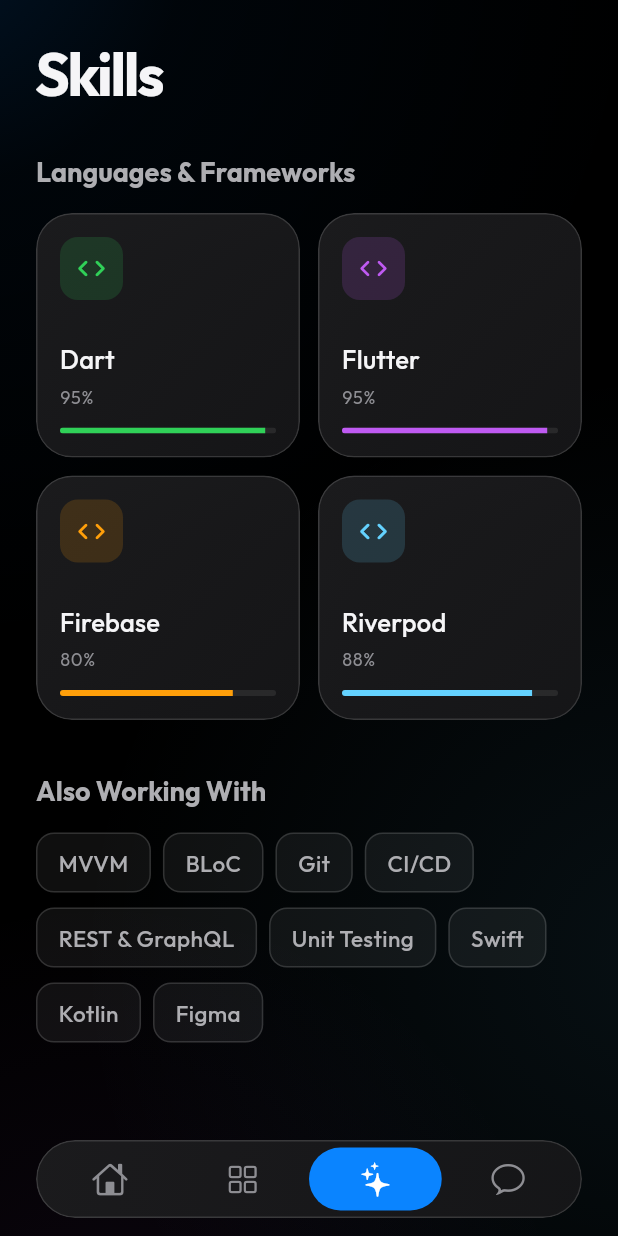
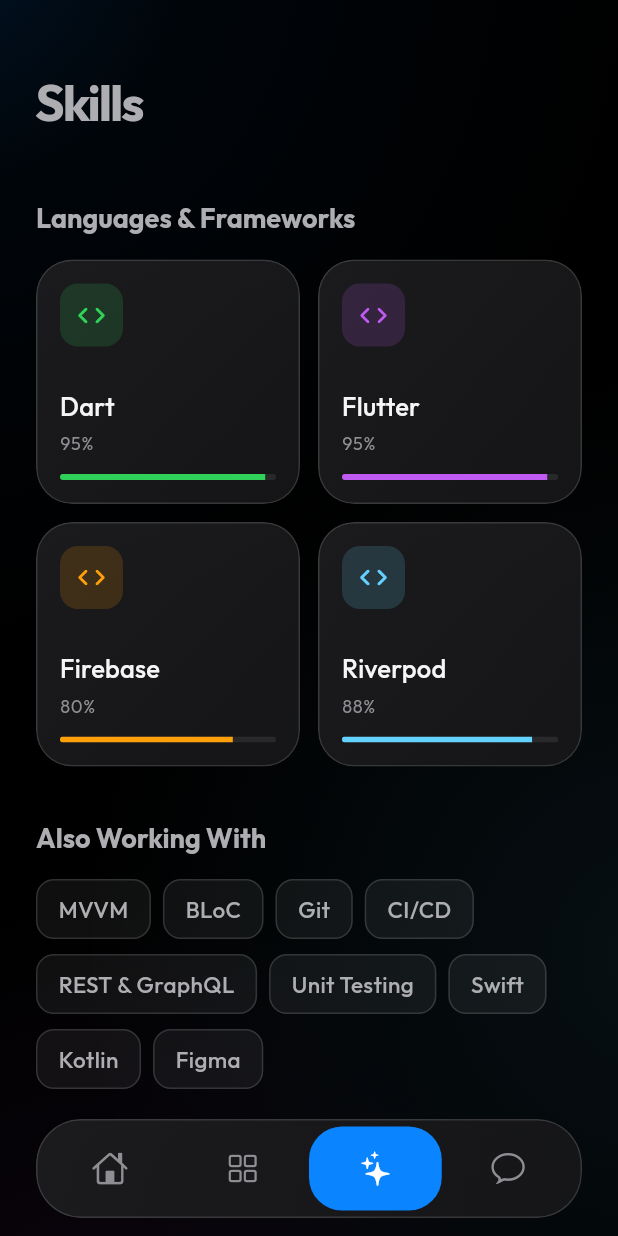
Before and after one commit to yornnonakh/portfolio, a Flutter app: the screen it shows after launch, item 3 of the bottom bar chosen, on a phone screen of 412 x 824 dp. Run offline on Flutter 3.47's test engine with Material 3 defaults, Android fonts, the light colour scheme and no system bars; our stand-ins replace flutter_riverpod, font_awesome_flutter.

Commit message:
update by nona

```diff
--- a/lib/core/widgets/glass_card.dart
+++ b/lib/core/widgets/glass_card.dart
@@ -1,7 +1,5 @@
 import 'dart:ui';
-
 import 'package:flutter/material.dart';
-
 import '../theme/app_colors.dart';
 
 class GlassCard extends StatelessWidget {
--- a/lib/core/widgets/page_content.dart
+++ b/lib/core/widgets/page_content.dart
@@ -23,59 +23,105 @@
   @override
   Widget build(BuildContext context) {
     final wide = MediaQuery.sizeOf(context).width >= 900;
-    return SingleChildScrollView(
+    final horizontalInset = wide ? 48.0 : 24.0;
+    const toolbarHeight = 64.0;
+    final expandedHeight = wide ? 118.0 : 110.0;
+    return CustomScrollView(
       key: PageStorageKey(title),
-      padding: EdgeInsets.fromLTRB(
-        wide ? 48 : 24,
-        wide ? 44 : 28,
-        wide ? 48 : 24,
-        wide || backLabel != null ? 40 : 132,
+      physics: const BouncingScrollPhysics(
+        parent: AlwaysScrollableScrollPhysics(),
       ),
-      child: Align(
-        alignment: Alignment.topCenter,
-        child: ConstrainedBox(
-          constraints: BoxConstraints(maxWidth: maxWidth),
-          child: Column(
-            crossAxisAlignment: CrossAxisAlignment.stretch,
-            children: [
-              if (backLabel != null) ...[
-                Align(
-                  alignment: Alignment.centerLeft,
-                  child: TextButton.icon(
-                    onPressed: () => Navigator.of(context).pop(),
-                    icon: const Icon(
-                      Icons.arrow_back_ios_new_rounded,
-                      size: 17,
-                    ),
-                    label: Text(backLabel!),
-                    style: TextButton.styleFrom(padding: EdgeInsets.zero),
+      slivers: [
+        SliverAppBar(
+          primary: false,
+          pinned: true,
+          automaticallyImplyLeading: false,
+          centerTitle: false,
+          toolbarHeight: toolbarHeight,
+          expandedHeight: expandedHeight,
+          elevation: 0,
+          scrolledUnderElevation: 0,
+          backgroundColor: Colors.transparent,
+          surfaceTintColor: Colors.transparent,
+          leadingWidth: backLabel == null ? 0 : 104,
+          leading: backLabel == null
+              ? null
+              : TextButton.icon(
+                  onPressed: () => Navigator.of(context).pop(),
+                  icon: const Icon(Icons.arrow_back_ios_new_rounded, size: 15),
+                  label: Text(backLabel!),
+                  style: TextButton.styleFrom(
+                    padding: const EdgeInsets.only(left: 12, right: 8),
                   ),
                 ),
-                const SizedBox(height: 8),
-              ],
-              Row(
-                children: [
-                  Expanded(
+          actions: [
+            if (trailing != null) ...[
+              trailing!,
+              SizedBox(width: wide ? 48 : 16),
+            ],
+          ],
+          flexibleSpace: LayoutBuilder(
+            builder: (context, constraints) {
+              final expanded =
+                  ((constraints.maxHeight - toolbarHeight) /
+                          (expandedHeight - toolbarHeight))
+                      .clamp(0.0, 1.0);
+              return Padding(
+                padding: EdgeInsetsDirectional.fromSTEB(
+                  horizontalInset * expanded,
+                  0,
+                  horizontalInset * expanded,
+                  16,
+                ),
+                child: Align(
+                  alignment: Alignment.lerp(
+                    Alignment.bottomCenter,
+                    Alignment.bottomLeft,
+                    expanded,
+                  )!,
+                  child: Transform.scale(
+                    scale: 1 + (.7 * expanded),
+                    alignment: Alignment.bottomLeft,
                     child: Semantics(
                       header: true,
                       child: Text(
                         title,
-                        style: Theme.of(context).textTheme.headlineLarge,
+                        maxLines: 1,
+                        overflow: TextOverflow.ellipsis,
+                        style: const TextStyle(
+                          fontSize: 20,
+                          fontWeight: FontWeight.w700,
+                          letterSpacing: -.8,
+                        ),
                       ),
                     ),
                   ),
-                  if (trailing != null) ...[
-                    const SizedBox(width: 12),
-                    trailing!,
-                  ],
-                ],
-              ),
-              const SizedBox(height: 32),
-              ...children,
-            ],
+                ),
+              );
+            },
           ),
         ),
-      ),
+        SliverPadding(
+          padding: EdgeInsets.fromLTRB(
+            horizontalInset,
+            24,
+            horizontalInset,
+            wide || backLabel != null ? 40 : 132,
+          ),
+          sliver: SliverToBoxAdapter(
+            child: Align(
+              alignment: Alignment.topCenter,
+              child: ConstrainedBox(
+                constraints: BoxConstraints(maxWidth: maxWidth),
+                child: Column(
+                  crossAxisAlignment: CrossAxisAlignment.stretch,
+                  children: children,
+                ),
+              ),
+            ),
+          ),
+        ),
+      ],
     );
   }
 }
--- a/lib/features/home/presentation/home_screen.dart
+++ b/lib/features/home/presentation/home_screen.dart
@@ -29,19 +29,6 @@
     void showProjects() {
       ref.read(projectFilterProvider.notifier).select(ProjectCategory.all);
       ref.read(navigationProvider.notifier).select(MainTab.project);
-    }
-
-    // The smallest reference uses a denser profile-first layout. Keeping this
-    // breakpoint separate also leaves the larger profile presentation airy.
-    if (MediaQuery.sizeOf(context).width <= 380) {
-      return HomeMotion(
-        enabled: motionEnabled,
-        child: _CompactHomeScreen(
-          profile: profile,
-          onProjects: showProjects,
-          animateRole: motionEnabled,
-        ),
-      );
     }
 
     final introduction = ProfileHeader(
@@ -117,6 +104,8 @@
   }
 }
 
+// Kept as a dense fallback layout for future embedded/landscape surfaces.
+// ignore: unused_element
 class _CompactHomeScreen extends StatelessWidget {
   const _CompactHomeScreen({
     required this.profile,
--- a/lib/features/main/presentation/main_scaffold.dart
+++ b/lib/features/main/presentation/main_scaffold.dart
@@ -27,6 +27,25 @@
         if (!didPop) ref.read(navigationProvider.notifier).select(MainTab.home);
       },
       child: Scaffold(
+        extendBody: true,
+        bottomNavigationBar: wide
+            ? null
+            : SafeArea(
+                minimum: const EdgeInsets.fromLTRB(24, 0, 24, 12),
+                child: SizedBox(
+                  height: 66,
+                  child: Center(
+                    child: ConstrainedBox(
+                      constraints: BoxConstraints(
+                        maxWidth: MediaQuery.sizeOf(context).width <= 380
+                            ? 220
+                            : 420,
+                      ),
+                      child: const CustomBottomBar(),
+                    ),
+                  ),
+                ),
+              ),
         body: GlassBackground(
           child: SafeArea(
             bottom: false,
@@ -34,48 +53,16 @@
               children: [
                 if (wide) const _DesktopHeader(),
                 Expanded(
-                  child: Stack(
+                  child: IndexedStack(
+                    index: tab.index,
                     children: [
-                      Positioned.fill(
-                        child: IndexedStack(
-                          index: tab.index,
-                          children: [
-                            TickerMode(
-                              enabled: tab == MainTab.home,
-                              child: HomeScreen(
-                                motionEnabled: enableHomeMotion,
-                              ),
-                            ),
-                            const ProjectsScreen(),
-                            const SkillsScreen(),
-                            const ContactScreen(),
-                          ],
-                        ),
+                      TickerMode(
+                        enabled: tab == MainTab.home,
+                        child: HomeScreen(motionEnabled: enableHomeMotion),
                       ),
-                      if (!wide)
-                        Positioned(
-                          left: MediaQuery.sizeOf(context).width <= 380
-                              ? 32
-                              : 24,
-                          right: MediaQuery.sizeOf(context).width <= 380
-                              ? 32
-                              : 24,
-                          bottom: 12,
-                          child: SafeArea(
-                            top: false,
-                            child: Center(
-                              child: ConstrainedBox(
-                                constraints: BoxConstraints(
-                                  maxWidth:
-                                      MediaQuery.sizeOf(context).width <= 380
-                                      ? 220
-                                      : 420,
-                                ),
-                                child: const CustomBottomBar(),
-                              ),
-                            ),
-                          ),
-                        ),
+                      const ProjectsScreen(),
+                      const SkillsScreen(),
+                      const ContactScreen(),
                     ],
                   ),
                 ),
```
Also changed, not shown: 1 other file.
